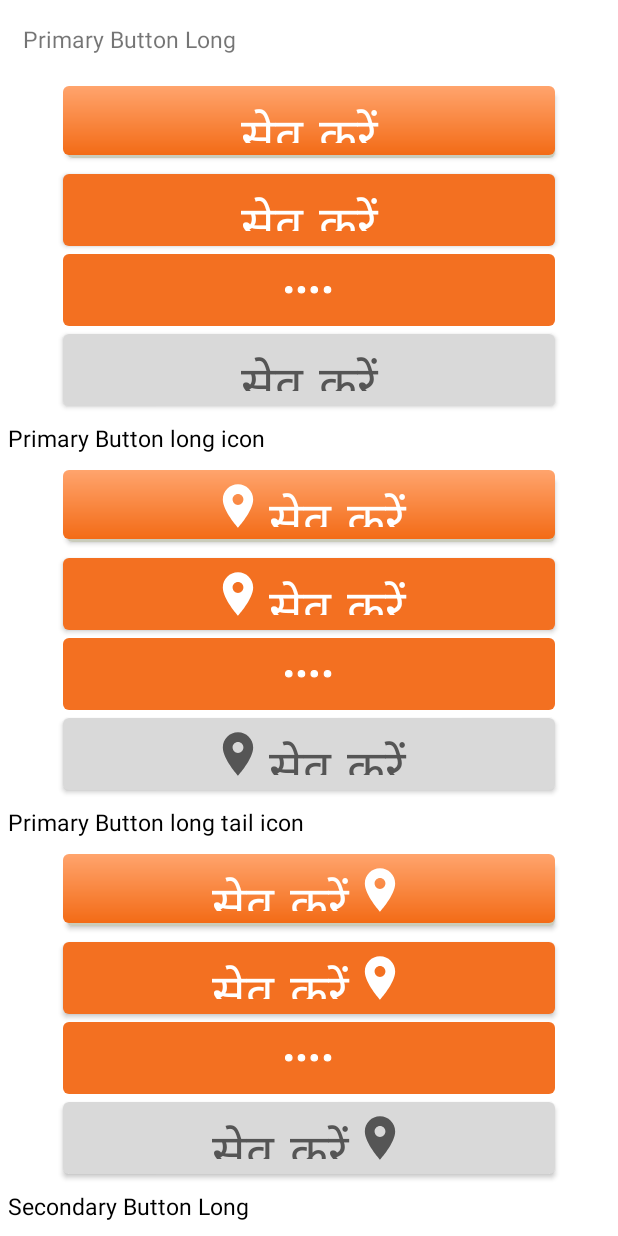
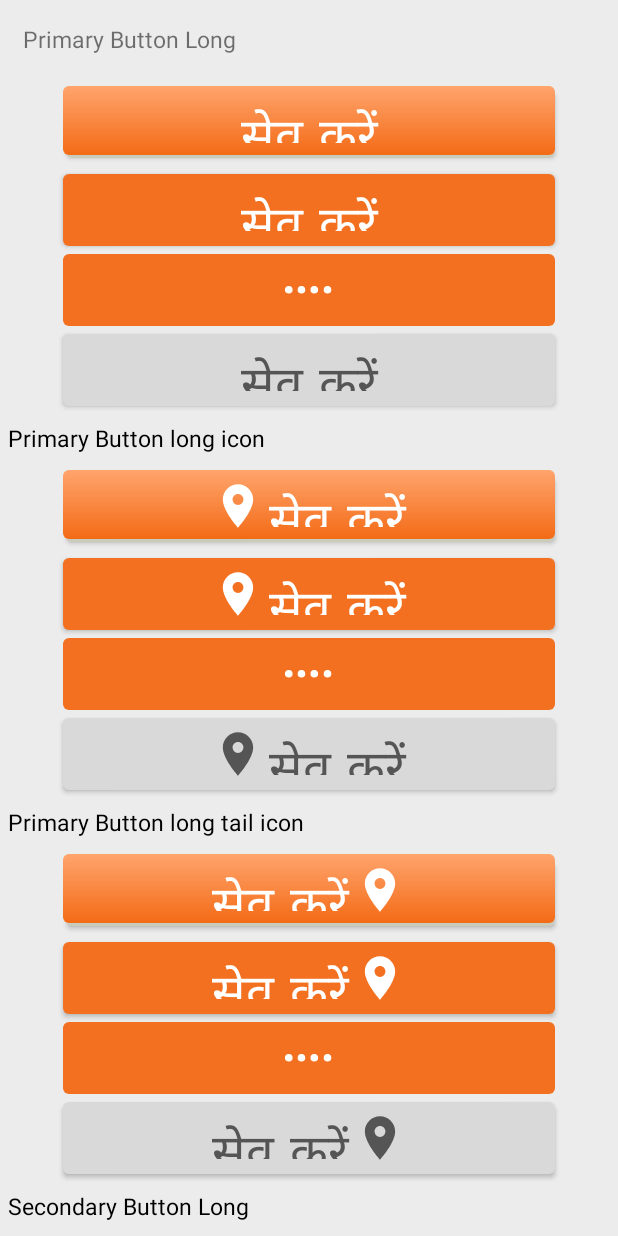
Before and after one commit to jasi341/CustomApplication, an Android app: the IconsButtonActivity screen opened directly, with no data from a screen before it, on a phone screen of 412 x 824 dp. Run offline under Robolectric (Android 15) with nearby library versions, the phone set to English and light mode, and no system bars; our stand-ins replace sdp/ssp sizes.

Commit message:
Secondary short button updated

```diff
--- a/app/src/main/java/com/example/customapplication/IconsButtonActivity.kt
+++ b/app/src/main/java/com/example/customapplication/IconsButtonActivity.kt
@@ -71,7 +71,7 @@ class IconsButtonActivity : AppCompatActivity() {
             btn25.setNeutral()
             btn26.setClicked()
             btn27.setDisabled()
-            ld8.loadingSecondaryBtn()
+
 
             //secondary Button Short Grey
             btn28.setNeutral()
--- a/app/src/main/res/layout/activity_icons_button.xml
+++ b/app/src/main/res/layout/activity_icons_button.xml
@@ -7,7 +7,7 @@
     android:layout_height="wrap_content"
     android:orientation="vertical"
     android:fillViewport="true"
-    android:background="@color/white"
+    android:background="#ececec"
     tools:context=".IconsButtonActivity">
 
     <LinearLayout
@@ -348,13 +348,6 @@
             android:layout_margin="5dp"
             />
 
-        <com.example.customlibrary.LoadingBtn
-            android:id="@+id/ld8"
-            android:layout_width="156dp"
-            android:layout_height="48dp"
-           />
-
-
         <com.example.customlibrary.button.ShortSecondaryWithoutIcon
             android:id="@+id/btn27"
             android:layout_width="156dp"
--- /dev/null
+++ b/customlibrary/src/main/java/com/example/customlibrary/Dialog.kt
@@ -0,0 +1,4 @@
+package com.example.customlibrary
+
+class Dialog() {
+}
--- a/customlibrary/src/main/java/com/example/customlibrary/button/ShortSecondaryWithoutIcon.kt
+++ b/customlibrary/src/main/java/com/example/customlibrary/button/ShortSecondaryWithoutIcon.kt
@@ -10,18 +10,21 @@ import com.example.customlibrary.base.Buttons
 class ShortSecondaryWithoutIcon(context: Context, attrs: AttributeSet) : Buttons(context, attrs) {
 
     override fun setNeutral() {
-        setBackgroundResource(R.drawable.btn_sec_neutral)
+        setBackgroundResource(R.drawable.btn_sec_short_neutral)
+        elevation = 20f
         commonAttr(R.color.orange)
     }
 
     override fun setClicked() {
-        setBackgroundResource(R.drawable.btn_sec_clicked)
+        setBackgroundResource(R.drawable.btn_sec_short_clicked)
+        elevation = 20f
         commonAttr(R.color.orange)
 
     }
 
     override fun setDisabled() {
-        setBackgroundResource(R.drawable.btn_sec_disabled)
+        background = null
+        backgroundTintMode = null
         commonAttr(R.color.disabled_text)
     }
 
--- /dev/null
+++ b/customlibrary/src/main/res/drawable/btn_sec_short_clicked.xml
@@ -0,0 +1,5 @@
+<shape xmlns:android="http://schemas.android.com/apk/res/android">
+    <corners android:radius="4dp"/>
+    <solid android:color="@android:color/white"/>
+    <solid android:color="#FFF4E2"/>
+</shape>
--- /dev/null
+++ b/customlibrary/src/main/res/drawable/btn_sec_short_neutral.xml
@@ -0,0 +1,4 @@
+<shape xmlns:android="http://schemas.android.com/apk/res/android">
+    <corners android:radius="4dp"/>
+    <solid android:color="@android:color/white"/>
+</shape>
```
